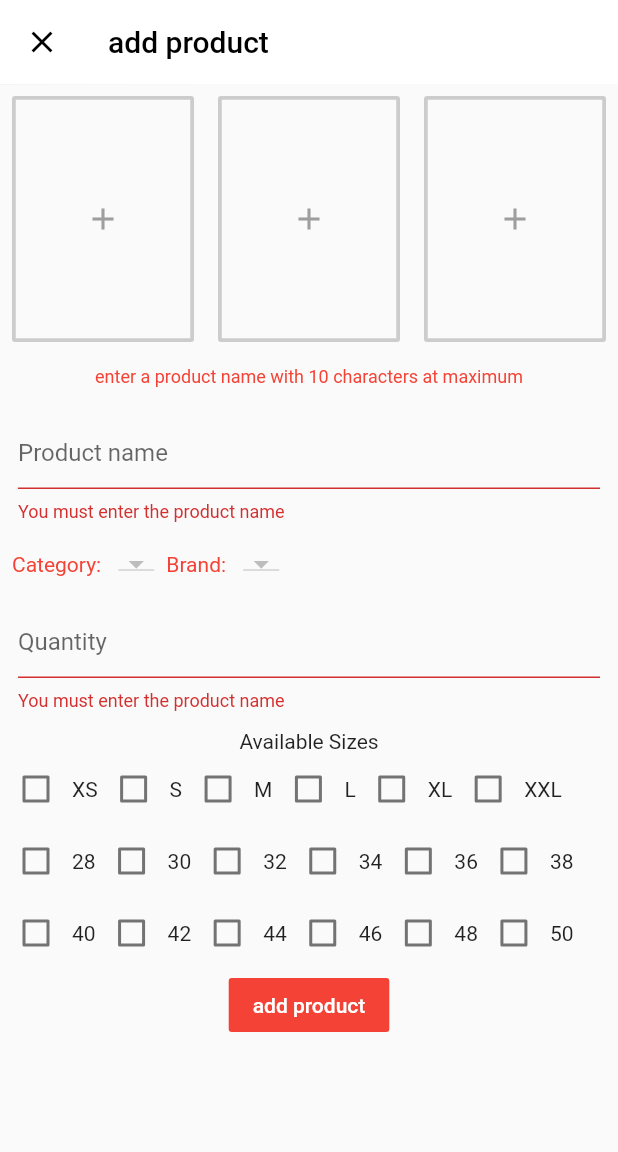
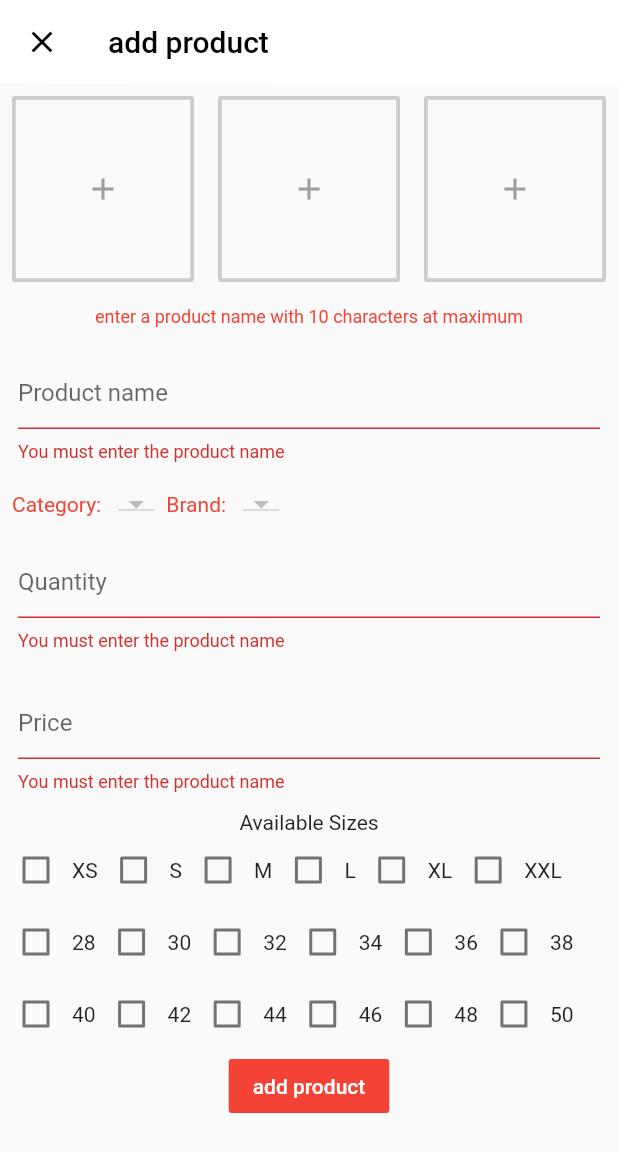
Before and after one commit to Santos-Enoque/admin_side_flutter_ecommerce_app, a Flutter app: the AddProduct screen opened directly, after a tap on "add product", on a phone screen of 412 x 824 dp. Shown: the top 1152 px of the screen. Run offline on Flutter 3.47's test engine with Material 2 defaults, Android fonts, the phone set to English and light mode, and no system bars; our stand-ins replace cloud_firestore, firebase_storage, fluttertoast, image_picker; accounts and stored records are empty.

Commit message:
video 39

```diff
--- /dev/null
+++ b/lib/db/product.dart
@@ -0,0 +1,18 @@
+import 'package:cloud_firestore/cloud_firestore.dart';
+import 'package:uuid/uuid.dart';
+
+class ProductService {
+  Firestore _firestore = Firestore.instance;
+  String ref = 'products';
+
+  void uploadProduct({String productName, String brand, String category,int quantity ,List sizes, List images, double price}) {
+    var id = Uuid();
+    String productId = id.v1();
+    _firestore.collection(ref).document(productId).setData({
+      'name': productName,
+      'id': productId,
+      'brand': brand,
+      'category': category
+    });
+  }
+}
--- a/lib/screens/add_product.dart
+++ b/lib/screens/add_product.dart
@@ -4,6 +4,7 @@ import 'package:firebase_storage/firebase_storage.dart';
 import 'package:flutter/material.dart';
 import 'package:cloud_firestore/cloud_firestore.dart';
 import 'package:image_picker/image_picker.dart';
+import 'package:shop_app_admin/db/product.dart';
 import '../db/category.dart';
 import '../db/brand.dart';
 import 'package:fluttertoast/fluttertoast.dart';
@@ -16,12 +17,15 @@ class AddProduct extends StatefulWidget {
 class _AddProductState extends State<AddProduct> {
   CategoryService _categoryService = CategoryService();
   BrandService _brandService = BrandService();
+  ProductService productService = ProductService();
   GlobalKey<FormState> _formKey = GlobalKey<FormState>();
   TextEditingController productNameController = TextEditingController();
   TextEditingController quatityController = TextEditingController();
+  final priceController = TextEditingController();
   List<DocumentSnapshot> brands = <DocumentSnapshot>[];
   List<DocumentSnapshot> categories = <DocumentSnapshot>[];
-  List<DropdownMenuItem<String>> categoriesDropDown = <DropdownMenuItem<String>>[];
+  List<DropdownMenuItem<String>> categoriesDropDown =
+      <DropdownMenuItem<String>>[];
   List<DropdownMenuItem<String>> brandsDropDown = <DropdownMenuItem<String>>[];
   String _currentCategory;
   String _currentBrand;
@@ -33,11 +37,7 @@ class _AddProductState extends State<AddProduct> {
   File _image1;
   File _image2;
   File _image3;
-
-
-
-
-
+  bool isLoading = false;
 
   @override
   void initState() {
@@ -45,22 +45,28 @@ class _AddProductState extends State<AddProduct> {
     _getBrands();
   }
 
-  List<DropdownMenuItem<String>> getCategoriesDropdown(){
+  List<DropdownMenuItem<String>> getCategoriesDropdown() {
     List<DropdownMenuItem<String>> items = new List();
-    for(int i = 0; i < categories.length; i++){
+    for (int i = 0; i < categories.length; i++) {
       setState(() {
-        items.insert(0, DropdownMenuItem(child: Text(categories[i].data['category']),
+        items.insert(
+            0,
+            DropdownMenuItem(
+                child: Text(categories[i].data['category']),
                 value: categories[i].data['category']));
       });
     }
     return items;
   }
 
-  List<DropdownMenuItem<String>> getBrandosDropDown(){
+  List<DropdownMenuItem<String>> getBrandosDropDown() {
     List<DropdownMenuItem<String>> items = new List();
-    for(int i = 0; i < brands.length; i++){
+    for (int i = 0; i < brands.length; i++) {
       setState(() {
-        items.insert(0, DropdownMenuItem(child: Text(brands[i].data['brand']),
+        items.insert(
+            0,
+            DropdownMenuItem(
+                child: Text(brands[i].data['brand']),
                 value: brands[i].data['brand']));
       });
     }
@@ -73,13 +79,21 @@ class _AddProductState extends State<AddProduct> {
       appBar: AppBar(
         elevation: 0.1,
         backgroundColor: white,
-        leading: Icon(Icons.close, color: black,),
-        title: Text("add product", style: TextStyle(color: black),),
+        leading: Icon(
+          Icons.close,
+          color: black,
+        ),
+        title: Text(
+          "add product",
+          style: TextStyle(color: black),
+        ),
       ),
       body: Form(
         key: _formKey,
         child: SingleChildScrollView(
-          child: Column(
+          child: isLoading
+              ? CircularProgressIndicator()
+              : Column(
                   children: <Widget>[
                     Row(
                       children: <Widget>[
@@ -87,36 +101,43 @@ class _AddProductState extends State<AddProduct> {
                           child: Padding(
                             padding: const EdgeInsets.all(8.0),
                             child: OutlineButton(
-                        borderSide: BorderSide(color: grey.withOpacity(0.5), width: 2.5),
-                        onPressed: (){
-                          _selectImage(ImagePicker.pickImage(source: ImageSource.gallery), 1);
+                                borderSide: BorderSide(
+                                    color: grey.withOpacity(0.5), width: 2.5),
+                                onPressed: () {
+                                  _selectImage(
+                                      ImagePicker.pickImage(
+                                          source: ImageSource.gallery),
+                                      1);
                                 },
-                        child: _displayChild1()
+                                child: _displayChild1()),
                           ),
                         ),
-                  ),
-
                         Expanded(
                           child: Padding(
                             padding: const EdgeInsets.all(8.0),
                             child: OutlineButton(
-                        borderSide: BorderSide(color: grey.withOpacity(0.5), width: 2.5),
-                        onPressed: (){
-                          _selectImage(ImagePicker.pickImage(source: ImageSource.gallery), 2);
-
+                                borderSide: BorderSide(
+                                    color: grey.withOpacity(0.5), width: 2.5),
+                                onPressed: () {
+                                  _selectImage(
+                                      ImagePicker.pickImage(
+                                          source: ImageSource.gallery),
+                                      2);
                                 },
-                        child: _displayChild2()
+                                child: _displayChild2()),
                           ),
                         ),
-                  ),
-
                         Expanded(
                           child: Padding(
                             padding: const EdgeInsets.all(8.0),
                             child: OutlineButton(
-                        borderSide: BorderSide(color: grey.withOpacity(0.5), width: 2.5),
-                        onPressed: (){
-                          _selectImage(ImagePicker.pickImage(source: ImageSource.gallery), 3);
+                              borderSide: BorderSide(
+                                  color: grey.withOpacity(0.5), width: 2.5),
+                              onPressed: () {
+                                _selectImage(
+                                    ImagePicker.pickImage(
+                                        source: ImageSource.gallery),
+                                    3);
                               },
                               child: _displayChild3(),
                             ),
@@ -127,20 +148,22 @@ class _AddProductState extends State<AddProduct> {
 
                     Padding(
                       padding: const EdgeInsets.all(8.0),
-                child: Text('enter a product name with 10 characters at maximum',textAlign: TextAlign.center ,style: TextStyle(color: red, fontSize: 12),),
+                      child: Text(
+                        'enter a product name with 10 characters at maximum',
+                        textAlign: TextAlign.center,
+                        style: TextStyle(color: red, fontSize: 12),
+                      ),
                     ),
 
                     Padding(
                       padding: const EdgeInsets.all(12.0),
                       child: TextFormField(
                         controller: productNameController,
-                  decoration: InputDecoration(
-                    hintText: 'Product name'
-                  ),
-                  validator: (value){
-                    if(value.isEmpty){
+                        decoration: InputDecoration(hintText: 'Product name'),
+                        validator: (value) {
+                          if (value.isEmpty) {
                             return 'You must enter the product name';
-                    }else if(value.length > 10){
+                          } else if (value.length > 10) {
                             return 'Product name cant have more than 10 letters';
                           }
                         },
@@ -152,15 +175,28 @@ class _AddProductState extends State<AddProduct> {
                       children: <Widget>[
                         Padding(
                           padding: const EdgeInsets.all(8.0),
-                      child: Text('Category: ', style: TextStyle(color: red),),
+                          child: Text(
+                            'Category: ',
+                            style: TextStyle(color: red),
                           ),
-                    DropdownButton(items: categoriesDropDown, onChanged: changeSelectedCategory, value: _currentCategory,),
-
+                        ),
+                        DropdownButton(
+                          items: categoriesDropDown,
+                          onChanged: changeSelectedCategory,
+                          value: _currentCategory,
+                        ),
                         Padding(
                           padding: const EdgeInsets.all(8.0),
-                      child: Text('Brand: ', style: TextStyle(color: red),),
+                          child: Text(
+                            'Brand: ',
+                            style: TextStyle(color: red),
                           ),
-                    DropdownButton(items: brandsDropDown, onChanged: changeSelectedBrand, value: _currentBrand,),
+                        ),
+                        DropdownButton(
+                          items: brandsDropDown,
+                          onChanged: changeSelectedBrand,
+                          value: _currentBrand,
+                        ),
                       ],
                     ),
 
@@ -173,8 +209,24 @@ class _AddProductState extends State<AddProduct> {
                         decoration: InputDecoration(
                           hintText: 'Quantity',
                         ),
-                  validator: (value){
-                    if(value.isEmpty){
+                        validator: (value) {
+                          if (value.isEmpty) {
+                            return 'You must enter the product name';
+                          }
+                        },
+                      ),
+                    ),
+
+                    Padding(
+                      padding: const EdgeInsets.all(12.0),
+                      child: TextFormField(
+                        controller: priceController,
+                        keyboardType: TextInputType.number,
+                        decoration: InputDecoration(
+                          hintText: 'Price',
+                        ),
+                        validator: (value) {
+                          if (value.isEmpty) {
                             return 'You must enter the product name';
                           }
                         },
@@ -185,67 +237,87 @@ class _AddProductState extends State<AddProduct> {
 
                     Row(
                       children: <Widget>[
-                  Checkbox(value: selectedSizes.contains('XS'), onChanged: (value) => changeSelectedSize('XS')),
+                        Checkbox(
+                            value: selectedSizes.contains('XS'),
+                            onChanged: (value) => changeSelectedSize('XS')),
                         Text('XS'),
-
-                  Checkbox(value: selectedSizes.contains('S'), onChanged: (value) => changeSelectedSize('S')),
+                        Checkbox(
+                            value: selectedSizes.contains('S'),
+                            onChanged: (value) => changeSelectedSize('S')),
                         Text('S'),
-
-                  Checkbox(value: selectedSizes.contains('M'), onChanged: (value) => changeSelectedSize('M')),
+                        Checkbox(
+                            value: selectedSizes.contains('M'),
+                            onChanged: (value) => changeSelectedSize('M')),
                         Text('M'),
-
-                  Checkbox(value: selectedSizes.contains('L'), onChanged: (value) => changeSelectedSize('L')),
+                        Checkbox(
+                            value: selectedSizes.contains('L'),
+                            onChanged: (value) => changeSelectedSize('L')),
                         Text('L'),
-
-                  Checkbox(value: selectedSizes.contains('XL'), onChanged: (value) => changeSelectedSize('XL')),
+                        Checkbox(
+                            value: selectedSizes.contains('XL'),
+                            onChanged: (value) => changeSelectedSize('XL')),
                         Text('XL'),
-
-                  Checkbox(value: selectedSizes.contains('XXL'), onChanged: (value) => changeSelectedSize('XXL')),
+                        Checkbox(
+                            value: selectedSizes.contains('XXL'),
+                            onChanged: (value) => changeSelectedSize('XXL')),
                         Text('XXL'),
                       ],
                     ),
 
                     Row(
                       children: <Widget>[
-                  Checkbox(value: selectedSizes.contains('28'), onChanged: (value) => changeSelectedSize('28')),
+                        Checkbox(
+                            value: selectedSizes.contains('28'),
+                            onChanged: (value) => changeSelectedSize('28')),
                         Text('28'),
-
-                  Checkbox(value: selectedSizes.contains('30'), onChanged: (value) => changeSelectedSize('30')),
+                        Checkbox(
+                            value: selectedSizes.contains('30'),
+                            onChanged: (value) => changeSelectedSize('30')),
                         Text('30'),
-
-                  Checkbox(value: selectedSizes.contains('32'), onChanged: (value) => changeSelectedSize('32')),
+                        Checkbox(
+                            value: selectedSizes.contains('32'),
+                            onChanged: (value) => changeSelectedSize('32')),
                         Text('32'),
-
-                  Checkbox(value: selectedSizes.contains('34'), onChanged: (value) => changeSelectedSize('34')),
+                        Checkbox(
+                            value: selectedSizes.contains('34'),
+                            onChanged: (value) => changeSelectedSize('34')),
                         Text('34'),
-
-
-                  Checkbox(value: selectedSizes.contains('36'), onChanged: (value) => changeSelectedSize('36')),
+                        Checkbox(
+                            value: selectedSizes.contains('36'),
+                            onChanged: (value) => changeSelectedSize('36')),
                         Text('36'),
-
-                  Checkbox(value: selectedSizes.contains('38'), onChanged: (value) => changeSelectedSize('38')),
+                        Checkbox(
+                            value: selectedSizes.contains('38'),
+                            onChanged: (value) => changeSelectedSize('38')),
                         Text('38'),
                       ],
                     ),
 
                     Row(
                       children: <Widget>[
-                  Checkbox(value: selectedSizes.contains('40'), onChanged: (value) => changeSelectedSize('40')),
+                        Checkbox(
+                            value: selectedSizes.contains('40'),
+                            onChanged: (value) => changeSelectedSize('40')),
                         Text('40'),
-
-                  Checkbox(value: selectedSizes.contains('42'), onChanged: (value) => changeSelectedSize('42')),
+                        Checkbox(
+                            value: selectedSizes.contains('42'),
+                            onChanged: (value) => changeSelectedSize('42')),
                         Text('42'),
-
-                  Checkbox(value: selectedSizes.contains('44'), onChanged: (value) => changeSelectedSize('44')),
+                        Checkbox(
+                            value: selectedSizes.contains('44'),
+                            onChanged: (value) => changeSelectedSize('44')),
                         Text('44'),
-
-                  Checkbox(value: selectedSizes.contains('46'), onChanged: (value) => changeSelectedSize('46')),
+                        Checkbox(
+                            value: selectedSizes.contains('46'),
+                            onChanged: (value) => changeSelectedSize('46')),
                         Text('46'),
-
-                  Checkbox(value: selectedSizes.contains('48'), onChanged: (value) => changeSelectedSize('48')),
+                        Checkbox(
+                            value: selectedSizes.contains('48'),
+                            onChanged: (value) => changeSelectedSize('48')),
                         Text('48'),
-
-                  Checkbox(value: selectedSizes.contains('50'), onChanged: (value) => changeSelectedSize('50')),
+                        Checkbox(
+                            value: selectedSizes.contains('50'),
+                            onChanged: (value) => changeSelectedSize('50')),
                         Text('50'),
                       ],
                     ),
@@ -254,7 +326,7 @@ class _AddProductState extends State<AddProduct> {
                       color: red,
                       textColor: white,
                       child: Text('add product'),
-                onPressed: (){
+                      onPressed: () {
                         validateAndUpload();
                       },
                     )
@@ -265,7 +337,7 @@ class _AddProductState extends State<AddProduct> {
     );
   }
 
-   _getCategories() async{
+  _getCategories() async {
     List<DocumentSnapshot> data = await _categoryService.getCategories();
     print(data.length);
     setState(() {
@@ -275,7 +347,7 @@ class _AddProductState extends State<AddProduct> {
     });
   }
 
-  _getBrands() async{
+  _getBrands() async {
     List<DocumentSnapshot> data = await _brandService.getBrands();
     print(data.length);
     setState(() {
@@ -294,73 +366,139 @@ class _AddProductState extends State<AddProduct> {
   }
 
   void changeSelectedSize(String size) {
-    if(selectedSizes.contains(size)){
+    if (selectedSizes.contains(size)) {
       setState(() {
         selectedSizes.remove(size);
       });
-    }else{
+    } else {
       setState(() {
         selectedSizes.insert(0, size);
       });
     }
   }
 
-  void _selectImage(Future<File> pickImage, int imageNumber) async{
+  void _selectImage(Future<File> pickImage, int imageNumber) async {
     File tempImg = await pickImage;
-    switch(imageNumber){
-      case 1:  setState(() => _image1 = tempImg);
+    switch (imageNumber) {
+      case 1:
+        setState(() => _image1 = tempImg);
         break;
-      case 2:  setState(() => _image2 = tempImg);
+      case 2:
+        setState(() => _image2 = tempImg);
         break;
-      case 3:  setState(() => _image3 = tempImg);
+      case 3:
+        setState(() => _image3 = tempImg);
         break;
     }
   }
 
   Widget _displayChild1() {
-    if(_image1 == null){
+    if (_image1 == null) {
       return Padding(
-        padding: const EdgeInsets.fromLTRB(14, 70, 14, 70),
-        child: new Icon(Icons.add, color: grey,),
+        padding: const EdgeInsets.fromLTRB(14, 50, 14, 50),
+        child: new Icon(
+          Icons.add,
+          color: grey,
+        ),
       );
-    }else{
-      return Image.file(_image1, fit: BoxFit.fill, width: double.infinity,);
+    } else {
+      return Image.file(
+        _image1,
+        fit: BoxFit.fill,
+        width: double.infinity,
+      );
     }
   }
 
   Widget _displayChild2() {
-    if(_image2 == null){
+    if (_image2 == null) {
       return Padding(
-        padding: const EdgeInsets.fromLTRB(14, 70, 14, 70),
-        child: new Icon(Icons.add, color: grey,),
+        padding: const EdgeInsets.fromLTRB(14, 50, 14, 50),
+        child: new Icon(
+          Icons.add,
+          color: grey,
+        ),
       );
-    }else{
-      return Image.file(_image2, fit: BoxFit.fill, width: double.infinity,);
+    } else {
+      return Image.file(
+        _image2,
+        fit: BoxFit.fill,
+        width: double.infinity,
+      );
     }
   }
 
   Widget _displayChild3() {
-    if(_image3 == null){
+    if (_image3 == null) {
       return Padding(
-        padding: const EdgeInsets.fromLTRB(14, 70, 14, 70),
-        child: new Icon(Icons.add, color: grey,),
+        padding: const EdgeInsets.fromLTRB(14, 50, 14, 50),
+        child: new Icon(
+          Icons.add,
+          color: grey,
+        ),
       );
-    }else{
-       return Image.file(_image3, fit: BoxFit.fill, width: double.infinity,);
+    } else {
+      return Image.file(
+        _image3,
+        fit: BoxFit.fill,
+        width: double.infinity,
+      );
     }
   }
 
-  void validateAndUpload() {
-    if(_formKey.currentState.validate()){
-        if(_image1 != null && _image2 != null && _image3 != null){
-          if(selectedSizes.isNotEmpty){
-            String imageUrl;
-            final String picture = "${DateTime.now().millisecondsSinceEpoch.toString()}.jpg";
-//            StorageUploadTask task = storage.ref
-          }else{
+  void validateAndUpload() async {
+    if (_formKey.currentState.validate()) {
+      setState(() => isLoading = true);
+      if (_image1 != null && _image2 != null && _image3 != null) {
+        if (selectedSizes.isNotEmpty) {
+          String imageUrl1;
+          String imageUrl2;
+          String imageUrl3;
+
+          final FirebaseStorage storage = FirebaseStorage.instance;
+          final String picture1 =
+              "1${DateTime.now().millisecondsSinceEpoch.toString()}.jpg";
+          StorageUploadTask task1 =
+              storage.ref().child(picture1).putFile(_image1);
+          final String picture2 =
+              "2${DateTime.now().millisecondsSinceEpoch.toString()}.jpg";
+          StorageUploadTask task2 =
+              storage.ref().child(picture2).putFile(_image2);
+          final String picture3 =
+              "3${DateTime.now().millisecondsSinceEpoch.toString()}.jpg";
+          StorageUploadTask task3 =
+              storage.ref().child(picture3).putFile(_image3);
+
+          StorageTaskSnapshot snapshot1 =
+              await task1.onComplete.then((snapshot) => snapshot);
+          StorageTaskSnapshot snapshot2 =
+              await task2.onComplete.then((snapshot) => snapshot);
+
+          task3.onComplete.then((snapshot3) async {
+            imageUrl1 = await snapshot1.ref.getDownloadURL();
+            imageUrl2 = await snapshot2.ref.getDownloadURL();
+            imageUrl3 = await snapshot3.ref.getDownloadURL();
+            List<String> imageList = [imageUrl1, imageUrl2, imageUrl3];
+
+            productService.uploadProduct(
+                productName: productNameController.text,
+                price: double.parse(priceController.text),
+                sizes: selectedSizes,
+                images: imageList,
+                quantity: int.parse(quatityController.text));
+            _formKey.currentState.reset();
+            setState(() => isLoading = false);
+            Fluttertoast.showToast(msg: 'Product added');
+            Navigator.pop(context);
+          });
+        } else {
+          setState(() => isLoading = false);
+
           Fluttertoast.showToast(msg: 'select atleast one size');
         }
-        }else{
+      } else {
+        setState(() => isLoading = false);
+
         Fluttertoast.showToast(msg: 'all the images must be provided');
       }
     }
```
Lines whose indentation alone changed are shown as unchanged.
